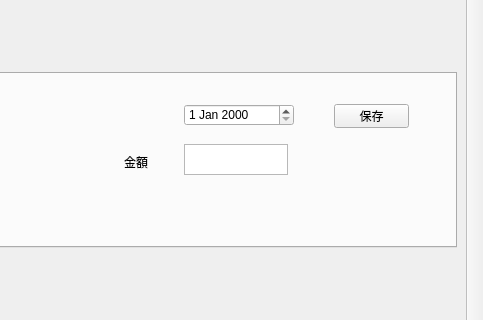
First picture: the form in mainwindow.ui, repository gh6141/vckakeForLinux, before the edit; both pictures show x 317 to 800 and y 152 to 472 of the 800 by 600 pixel window.
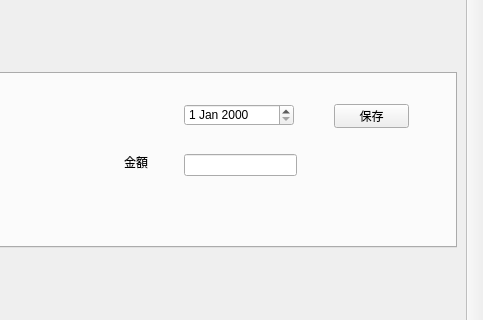
Second picture: the form after the edit.

```diff
--- a/mainwindow.ui
+++ b/mainwindow.ui
@@ -148,16 +148,6 @@
          <string>支払元</string>
         </property>
        </widget>
-       <widget class="QTextEdit" name="textEdit_2">
-        <property name="geometry">
-         <rect>
-          <x>490</x>
-          <y>70</y>
-          <width>104</width>
-          <height>31</height>
-         </rect>
-        </property>
-       </widget>
        <widget class="QDateEdit" name="dateEdit_2">
         <property name="geometry">
          <rect>
@@ -168,6 +158,16 @@
          </rect>
         </property>
        </widget>
+       <widget class="QLineEdit" name="lineEdit">
+        <property name="geometry">
+         <rect>
+          <x>490</x>
+          <y>80</y>
+          <width>113</width>
+          <height>22</height>
+         </rect>
+        </property>
+       </widget>
       </widget>
       <widget class="QWidget" name="tab">
        <attribute name="title">
```
Left out of the diff: 40 changed lines with no effect on the pictures.
